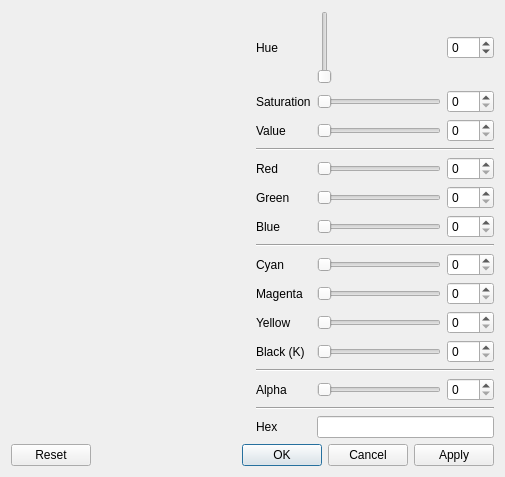
The window that Src/Qt-Color-Widgets/src/QtColorWidgets/color_dialog.ui (wuCaviar/GraphicsDemo) describes before a commit, drawn with Qt 5.
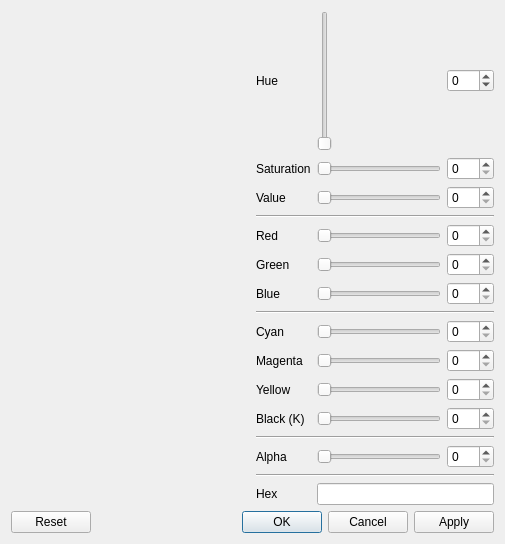
The same window after the commit. Icons and pictures are not drawn. Custom widgets are drawn as their Qt base class.

The edit to the form file:
```diff
--- a/Src/Qt-Color-Widgets/src/QtColorWidgets/color_dialog.ui
+++ b/Src/Qt-Color-Widgets/src/QtColorWidgets/color_dialog.ui
@@ -7,7 +7,7 @@
     <x>0</x>
     <y>0</y>
     <width>505</width>
-    <height>477</height>
+    <height>544</height>
    </rect>
   </property>
   <property name="windowTitle">
@@ -37,11 +37,11 @@
       </layout>
      </item>
      <item>
-      <layout class="QGridLayout" name="gridLayout" rowstretch="0,0,0,0,0,0,0,0,0,0,0,0,0,0,0,0,0,0,0,0,0">
+      <layout class="QGridLayout" name="gridLayout" rowstretch="0,0,0,0,0,0,0,0,0,0,0,0,0,0,0,0">
        <item row="1" column="1">
         <widget class="color_widgets::GradientSlider" name="slide_saturation">
          <property name="maximum">
-          <number>255</number>
+          <number>100</number>
          </property>
          <property name="orientation">
           <enum>Qt::Horizontal</enum>
@@ -58,14 +58,14 @@
        <item row="2" column="2">
         <widget class="QSpinBox" name="spin_value">
          <property name="maximum">
-          <number>255</number>
+          <number>100</number>
          </property>
         </widget>
        </item>
        <item row="2" column="1">
         <widget class="color_widgets::GradientSlider" name="slide_value">
          <property name="maximum">
-          <number>255</number>
+          <number>100</number>
          </property>
          <property name="orientation">
           <enum>Qt::Horizontal</enum>
@@ -121,7 +121,7 @@
           <bool>true</bool>
          </property>
          <property name="maximum">
-          <number>359</number>
+          <number>360</number>
          </property>
         </widget>
        </item>
@@ -228,7 +228,7 @@
        <item row="1" column="2">
         <widget class="QSpinBox" name="spin_saturation">
          <property name="maximum">
-          <number>255</number>
+          <number>100</number>
          </property>
         </widget>
        </item>
```
Left out of the diff: 30 changed lines with no effect on the pictures.
